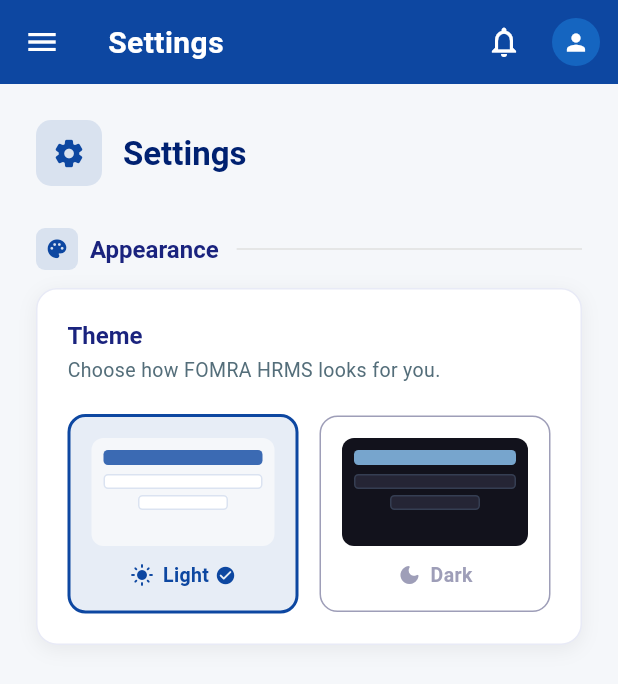
After one commit to internfomrahousing-oss/fomrahrms, a Flutter app: the SettingsPage screen opened by its route, on a phone screen of 412 x 824 dp. The commit adds this screen. Shown: the top 684 px of the screen. Run offline on Flutter 3.47's test engine with Material 3 defaults, Android fonts, the phone set to English and light mode, and no system bars; our stand-ins replace geolocator, go_router, shared_preferences, supabase_flutter; missing offline and left inert: dart:html, dart:ui_web; accounts and stored records are empty.

Commit message:
Add Settings tab + light/dark theme toggle persisted to localStorage

```diff
--- a/lib/app.dart
+++ b/lib/app.dart
@@ -2,6 +2,8 @@ import 'package:flutter/material.dart';
 import 'package:go_router/go_router.dart';
 import 'theme/app_theme.dart';
 import 'models/user_session.dart';
+import 'models/theme_notifier.dart';
+import 'pages/settings_page.dart';
 import 'widgets/app_shell.dart';
 import 'widgets/employee_shell.dart';
 import 'pages/login_page.dart';
@@ -202,6 +204,7 @@ final _router = GoRouter(
         GoRoute(path: '/hr/my-payslips',            builder: (_, __) => const MyPayslipsPage()),
         GoRoute(path: '/hr/my-profile',             builder: (_, __) => const MyProfilePage()),
         GoRoute(path: '/hr/maintenance-management', builder: (_, __) => const MaintenanceManagementPage()),
+        GoRoute(path: '/settings',                  builder: (_, __) => const SettingsPage()),
       ],
     ),
 
@@ -229,6 +232,7 @@ final _router = GoRouter(
         GoRoute(path: '/employee/maintenance-management',   builder: (_, __) => const MaintenanceManagementPage()),
         GoRoute(path: '/employee/employee-onboarding',      builder: (_, __) => const EmployeeOnboardingPage()),
         GoRoute(path: '/employee/notifications',            builder: (_, __) => const NotificationsPage()),
+        GoRoute(path: '/employee/settings',                 builder: (_, __) => const SettingsPage()),
       ],
     ),
 
@@ -270,6 +274,7 @@ final _router = GoRouter(
         GoRoute(path: '/manager/my-tasks',                builder: (_, __) => const MyTasksPage()),
         GoRoute(path: '/manager/my-payslips',             builder: (_, __) => const MyPayslipsPage()),
         GoRoute(path: '/manager/my-profile',              builder: (_, __) => const MyProfilePage()),
+        GoRoute(path: '/manager/settings',                builder: (_, __) => const SettingsPage()),
       ],
     ),
     // ── Management Shell ──────────────────────────────────────────────────────
@@ -322,6 +327,7 @@ final _router = GoRouter(
         GoRoute(path: '/management/my-payslips',            builder: (_, __) => const MyPayslipsPage()),
         GoRoute(path: '/management/my-profile',             builder: (_, __) => const MyProfilePage()),
         GoRoute(path: '/management/my-maintenance',         builder: (_, __) => const MaintenanceManagementPage()),
+        GoRoute(path: '/management/settings',               builder: (_, __) => const SettingsPage()),
       ],
     ),
   ],
@@ -332,11 +338,16 @@ class FomraHrmsApp extends StatelessWidget {
 
   @override
   Widget build(BuildContext context) {
-    return MaterialApp.router(
-      title: 'FOMRA HRMS',
-      debugShowCheckedModeBanner: false,
-      theme: AppTheme.lightTheme,
-      routerConfig: _router,
+    return ListenableBuilder(
+      listenable: themeNotifier,
+      builder: (_, __) => MaterialApp.router(
+        title: 'FOMRA HRMS',
+        debugShowCheckedModeBanner: false,
+        theme: AppTheme.lightTheme,
+        darkTheme: AppTheme.darkTheme,
+        themeMode: themeNotifier.value,
+        routerConfig: _router,
+      ),
     );
   }
 }
--- /dev/null
+++ b/lib/models/theme_notifier.dart
@@ -0,0 +1,25 @@
+import 'package:flutter/material.dart';
+// ignore: avoid_web_libraries_in_flutter
+import 'dart:html' as html;
+
+class ThemeNotifier extends ValueNotifier<ThemeMode> {
+  static const _kKey = 'fomra_theme';
+
+  ThemeNotifier() : super(_load());
+
+  static ThemeMode _load() {
+    try {
+      if (html.window.localStorage[_kKey] == 'dark') return ThemeMode.dark;
+    } catch (_) {}
+    return ThemeMode.light;
+  }
+
+  void setMode(ThemeMode mode) {
+    value = mode;
+    try {
+      html.window.localStorage[_kKey] = mode == ThemeMode.dark ? 'dark' : 'light';
+    } catch (_) {}
+  }
+}
+
+final themeNotifier = ThemeNotifier();
--- /dev/null
+++ b/lib/pages/settings_page.dart
@@ -0,0 +1,245 @@
+import 'package:flutter/material.dart';
+import '../models/theme_notifier.dart';
+
+class SettingsPage extends StatefulWidget {
+  const SettingsPage({super.key});
+
+  @override
+  State<SettingsPage> createState() => _SettingsPageState();
+}
+
+class _SettingsPageState extends State<SettingsPage> {
+  @override
+  Widget build(BuildContext context) {
+    final cs       = Theme.of(context).colorScheme;
+    final isDark   = Theme.of(context).brightness == Brightness.dark;
+    final cardColor = Theme.of(context).cardTheme.color ?? cs.surface;
+
+    return Scaffold(
+      body: SingleChildScrollView(
+        padding: const EdgeInsets.all(24),
+        child: Center(
+          child: ConstrainedBox(
+            constraints: const BoxConstraints(maxWidth: 600),
+            child: Column(
+              crossAxisAlignment: CrossAxisAlignment.start,
+              children: [
+                // Header
+                Row(children: [
+                  Container(
+                    width: 44, height: 44,
+                    decoration: BoxDecoration(
+                      color: cs.primary.withValues(alpha: 0.12),
+                      borderRadius: BorderRadius.circular(10),
+                    ),
+                    child: Icon(Icons.settings_rounded, color: cs.primary, size: 22),
+                  ),
+                  const SizedBox(width: 14),
+                  Text('Settings',
+                      style: Theme.of(context).textTheme.headlineMedium),
+                ]),
+                const SizedBox(height: 28),
+
+                // ── Appearance ──────────────────────────────────────────
+                _SectionLabel('Appearance', Icons.palette_rounded, cs.primary),
+                const SizedBox(height: 12),
+                Container(
+                  decoration: BoxDecoration(
+                    color: cardColor,
+                    borderRadius: BorderRadius.circular(14),
+                    border: Border.all(
+                      color: isDark
+                          ? const Color(0xFF2E2E4A)
+                          : const Color(0xFFE8EAF6),
+                    ),
+                    boxShadow: [
+                      BoxShadow(
+                        color: Colors.black.withValues(alpha: isDark ? 0.25 : 0.06),
+                        blurRadius: 10,
+                        offset: const Offset(0, 3),
+                      ),
+                    ],
+                  ),
+                  padding: const EdgeInsets.all(20),
+                  child: Column(
+                    crossAxisAlignment: CrossAxisAlignment.start,
+                    children: [
+                      Text('Theme',
+                          style: Theme.of(context).textTheme.titleLarge),
+                      const SizedBox(height: 4),
+                      Text('Choose how FOMRA HRMS looks for you.',
+                          style: Theme.of(context).textTheme.bodyMedium),
+                      const SizedBox(height: 20),
+                      Row(children: [
+                        Expanded(
+                          child: _ThemeCard(
+                            label: 'Light',
+                            icon: Icons.light_mode_rounded,
+                            selected: !isDark,
+                            previewBg: const Color(0xFFF5F7FA),
+                            previewCard: Colors.white,
+                            previewText: const Color(0xFF0D47A1),
+                            onTap: () {
+                              themeNotifier.setMode(ThemeMode.light);
+                              setState(() {});
+                            },
+                          ),
+                        ),
+                        const SizedBox(width: 14),
+                        Expanded(
+                          child: _ThemeCard(
+                            label: 'Dark',
+                            icon: Icons.dark_mode_rounded,
+                            selected: isDark,
+                            previewBg: const Color(0xFF12121C),
+                            previewCard: const Color(0xFF252535),
+                            previewText: const Color(0xFF90CAF9),
+                            onTap: () {
+                              themeNotifier.setMode(ThemeMode.dark);
+                              setState(() {});
+                            },
+                          ),
+                        ),
+                      ]),
+                    ],
+                  ),
+                ),
+              ],
+            ),
+          ),
+        ),
+      ),
+    );
+  }
+}
+
+class _ThemeCard extends StatelessWidget {
+  final String label;
+  final IconData icon;
+  final bool selected;
+  final Color previewBg;
+  final Color previewCard;
+  final Color previewText;
+  final VoidCallback onTap;
+
+  const _ThemeCard({
+    required this.label,
+    required this.icon,
+    required this.selected,
+    required this.previewBg,
+    required this.previewCard,
+    required this.previewText,
+    required this.onTap,
+  });
+
+  @override
+  Widget build(BuildContext context) {
+    final cs = Theme.of(context).colorScheme;
+    return GestureDetector(
+      onTap: onTap,
+      child: AnimatedContainer(
+        duration: const Duration(milliseconds: 200),
+        decoration: BoxDecoration(
+          color: selected
+              ? cs.primary.withValues(alpha: 0.1)
+              : Colors.transparent,
+          borderRadius: BorderRadius.circular(12),
+          border: Border.all(
+            color: selected ? cs.primary : const Color(0xFF9E9EB8),
+            width: selected ? 2 : 1,
+          ),
+        ),
+        padding: const EdgeInsets.all(14),
+        child: Column(children: [
+          // Mini preview
+          Container(
+            height: 72,
+            decoration: BoxDecoration(
+              color: previewBg,
+              borderRadius: BorderRadius.circular(8),
+            ),
+            padding: const EdgeInsets.all(8),
+            child: Column(children: [
+              // Fake header bar
+              Container(
+                height: 10,
+                decoration: BoxDecoration(
+                  color: previewText.withValues(alpha: 0.8),
+                  borderRadius: BorderRadius.circular(3),
+                ),
+              ),
+              const SizedBox(height: 6),
+              // Fake card
+              Container(
+                height: 10,
+                decoration: BoxDecoration(
+                  color: previewCard,
+                  borderRadius: BorderRadius.circular(3),
+                  border: Border.all(
+                    color: previewText.withValues(alpha: 0.15),
+                  ),
+                ),
+              ),
+              const SizedBox(height: 4),
+              Container(
+                height: 10,
+                width: 60,
+                decoration: BoxDecoration(
+                  color: previewCard,
+                  borderRadius: BorderRadius.circular(3),
+                  border: Border.all(
+                    color: previewText.withValues(alpha: 0.15),
+                  ),
+                ),
+              ),
+            ]),
+          ),
+          const SizedBox(height: 10),
+          // Label row
+          Row(mainAxisAlignment: MainAxisAlignment.center, children: [
+            Icon(icon, size: 16,
+                color: selected ? cs.primary : const Color(0xFF9E9EB8)),
+            const SizedBox(width: 6),
+            Text(label,
+                style: TextStyle(
+                  fontSize: 13,
+                  fontWeight: FontWeight.w600,
+                  color: selected ? cs.primary : const Color(0xFF9E9EB8),
+                )),
+            if (selected) ...[
+              const SizedBox(width: 4),
+              Icon(Icons.check_circle_rounded, size: 14, color: cs.primary),
+            ],
+          ]),
+        ]),
+      ),
+    );
+  }
+}
+
+class _SectionLabel extends StatelessWidget {
+  final String label;
+  final IconData icon;
+  final Color color;
+  const _SectionLabel(this.label, this.icon, this.color);
+
+  @override
+  Widget build(BuildContext context) {
+    return Row(children: [
+      Container(
+        width: 28, height: 28,
+        decoration: BoxDecoration(
+          color: color.withValues(alpha: 0.12),
+          borderRadius: BorderRadius.circular(6),
+        ),
+        child: Icon(icon, color: color, size: 15),
+      ),
+      const SizedBox(width: 8),
+      Text(label,
+          style: Theme.of(context).textTheme.titleLarge?.copyWith(
+              fontWeight: FontWeight.w700)),
+      const SizedBox(width: 12),
+      const Expanded(child: Divider()),
+    ]);
+  }
+}
--- a/lib/widgets/app_shell.dart
+++ b/lib/widgets/app_shell.dart
@@ -27,6 +27,7 @@ const _navItems = [
   _NavItem('Approvals', Icons.approval_rounded, '/approvals'),
   _NavItem('Notifications', Icons.notifications_rounded, '/notifications'),
   _NavItem('Reports & Analytics', Icons.bar_chart_rounded, '/reports-analytics'),
+  _NavItem('Settings', Icons.settings_rounded, '/settings'),
 ];
 
 const _personalNavItems = [
--- a/lib/widgets/employee_shell.dart
+++ b/lib/widgets/employee_shell.dart
@@ -21,6 +21,7 @@ const _empNavItems = [
   _NavItem('Maintenance',          Icons.build_rounded,                   '/employee/maintenance-management'),
   _NavItem('Onboarding',           Icons.how_to_reg_rounded,              '/employee/employee-onboarding'),
   _NavItem('My Notifications',     Icons.notifications_rounded,           '/employee/notifications'),
+  _NavItem('Settings',             Icons.settings_rounded,                '/employee/settings'),
 ];
 
 class EmployeeShell extends StatelessWidget {
--- a/lib/widgets/management_shell.dart
+++ b/lib/widgets/management_shell.dart
@@ -32,6 +32,7 @@ const _navItems = [
   _NavItem('Notifications',          Icons.notifications_rounded,          '/management/notifications'),
   _NavItem('Reports & Analytics',    Icons.bar_chart_rounded,              '/management/reports-analytics'),
   _NavItem('Administration',         Icons.admin_panel_settings_rounded,   '/management/administration'),
+  _NavItem('Settings',               Icons.settings_rounded,               '/management/settings'),
 ];
 
 const _personalNavItems = [
--- a/lib/widgets/manager_shell.dart
+++ b/lib/widgets/manager_shell.dart
@@ -23,6 +23,7 @@ const _hrNavItems = [
   _NavItem('Approvals',              Icons.approval_rounded,               '/manager/approvals'),
   _NavItem('Notifications',          Icons.notifications_rounded,          '/manager/notifications'),
   _NavItem('Reports & Analytics',    Icons.bar_chart_rounded,              '/manager/reports-analytics'),
+  _NavItem('Settings',               Icons.settings_rounded,               '/manager/settings'),
 ];
 
 const _personalNavItems = [
```
Also changed, not shown: lib/theme/app_theme.dart (+85 -0 lines), 4 other files.
